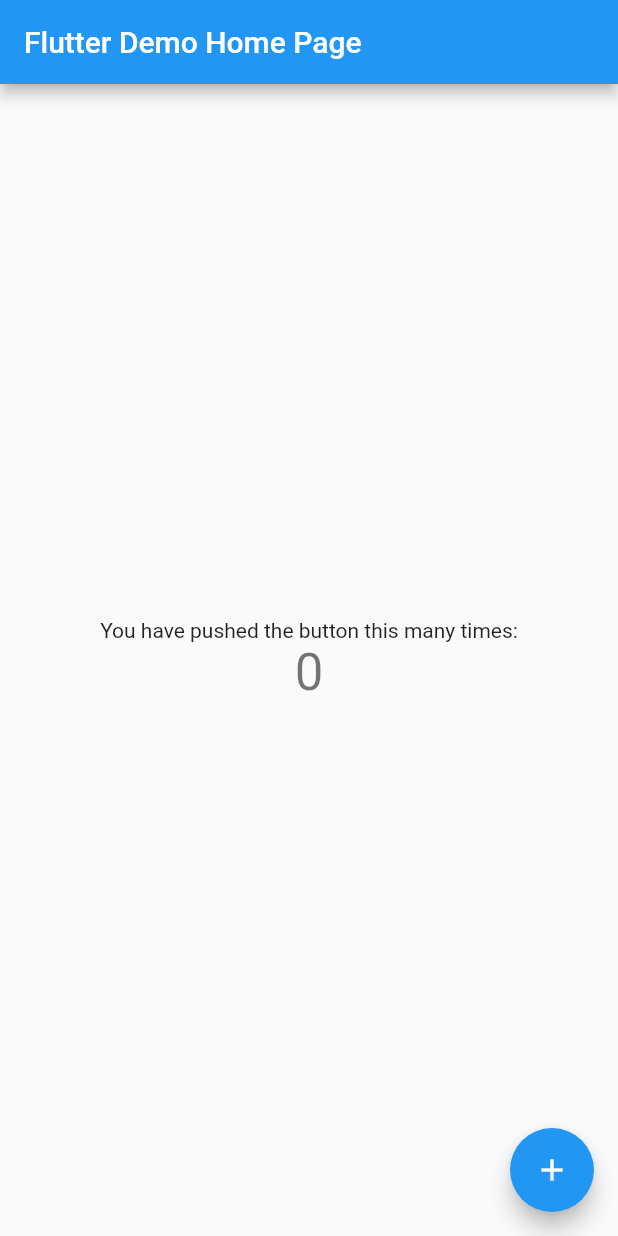
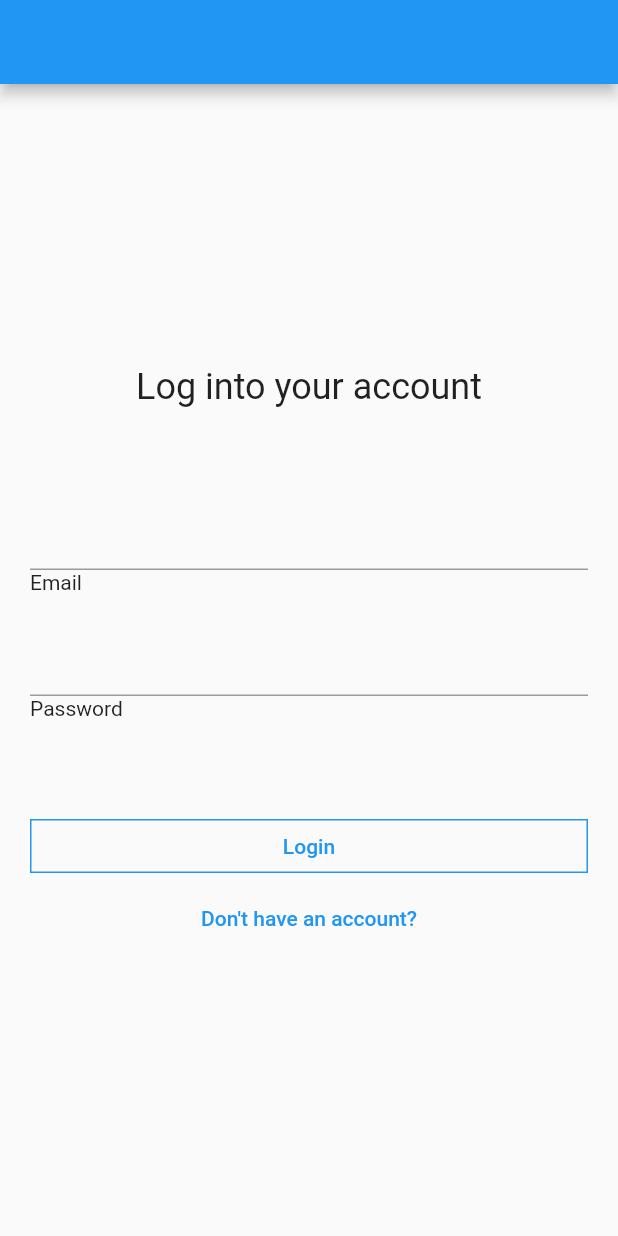
Before and after one commit to RewForeN/flutter_firebase_example, a Flutter app: the screen it shows after launch, on a phone screen of 412 x 824 dp. Run offline on Flutter 3.47's test engine with Material 2 defaults, Android fonts, the phone set to English and light mode, and no system bars; our stand-ins replace firebase_auth, firebase_core; accounts and stored records are empty.

Commit message:
Added simple login functionality

```diff
--- a/lib/main.dart
+++ b/lib/main.dart
@@ -1,115 +1,7 @@
 import 'package:flutter/material.dart';
+import 'my_app.dart';
 
-void main() {
+Future<void> main() async {
+  WidgetsFlutterBinding.ensureInitialized();
   runApp(const MyApp());
 }
-
-class MyApp extends StatelessWidget {
-  const MyApp({Key? key}) : super(key: key);
-
-  // This widget is the root of your application.
-  @override
-  Widget build(BuildContext context) {
-    return MaterialApp(
-      title: 'Flutter Demo',
-      theme: ThemeData(
-        // This is the theme of your application.
-        //
-        // Try running your application with "flutter run". You'll see the
-        // application has a blue toolbar. Then, without quitting the app, try
-        // changing the primarySwatch below to Colors.green and then invoke
-        // "hot reload" (press "r" in the console where you ran "flutter run",
-        // or simply save your changes to "hot reload" in a Flutter IDE).
-        // Notice that the counter didn't reset back to zero; the application
-        // is not restarted.
-        primarySwatch: Colors.blue,
-      ),
-      home: const MyHomePage(title: 'Flutter Demo Home Page'),
-    );
-  }
-}
-
-class MyHomePage extends StatefulWidget {
-  const MyHomePage({Key? key, required this.title}) : super(key: key);
-
-  // This widget is the home page of your application. It is stateful, meaning
-  // that it has a State object (defined below) that contains fields that affect
-  // how it looks.
-
-  // This class is the configuration for the state. It holds the values (in this
-  // case the title) provided by the parent (in this case the App widget) and
-  // used by the build method of the State. Fields in a Widget subclass are
-  // always marked "final".
-
-  final String title;
-
-  @override
-  State<MyHomePage> createState() => _MyHomePageState();
-}
-
-class _MyHomePageState extends State<MyHomePage> {
-  int _counter = 0;
-
-  void _incrementCounter() {
-    setState(() {
-      // This call to setState tells the Flutter framework that something has
-      // changed in this State, which causes it to rerun the build method below
-      // so that the display can reflect the updated values. If we changed
-      // _counter without calling setState(), then the build method would not be
-      // called again, and so nothing would appear to happen.
-      _counter++;
-    });
-  }
-
-  @override
-  Widget build(BuildContext context) {
-    // This method is rerun every time setState is called, for instance as done
-    // by the _incrementCounter method above.
-    //
-    // The Flutter framework has been optimized to make rerunning build methods
-    // fast, so that you can just rebuild anything that needs updating rather
-    // than having to individually change instances of widgets.
-    return Scaffold(
-      appBar: AppBar(
-        // Here we take the value from the MyHomePage object that was created by
-        // the App.build method, and use it to set our appbar title.
-        title: Text(widget.title),
-      ),
-      body: Center(
-        // Center is a layout widget. It takes a single child and positions it
-        // in the middle of the parent.
-        child: Column(
-          // Column is also a layout widget. It takes a list of children and
-          // arranges them vertically. By default, it sizes itself to fit its
-          // children horizontally, and tries to be as tall as its parent.
-          //
-          // Invoke "debug painting" (press "p" in the console, choose the
-          // "Toggle Debug Paint" action from the Flutter Inspector in Android
-          // Studio, or the "Toggle Debug Paint" command in Visual Studio Code)
-          // to see the wireframe for each widget.
-          //
-          // Column has various properties to control how it sizes itself and
-          // how it positions its children. Here we use mainAxisAlignment to
-          // center the children vertically; the main axis here is the vertical
-          // axis because Columns are vertical (the cross axis would be
-          // horizontal).
-          mainAxisAlignment: MainAxisAlignment.center,
-          children: <Widget>[
-            const Text(
-              'You have pushed the button this many times:',
-            ),
-            Text(
-              '$_counter',
-              style: Theme.of(context).textTheme.headline4,
-            ),
-          ],
-        ),
-      ),
-      floatingActionButton: FloatingActionButton(
-        onPressed: _incrementCounter,
-        tooltip: 'Increment',
-        child: const Icon(Icons.add),
-      ), // This trailing comma makes auto-formatting nicer for build methods.
-    );
-  }
-}
--- /dev/null
+++ b/lib/my_app.dart
@@ -0,0 +1,56 @@
+import 'package:firebase_auth/firebase_auth.dart';
+import 'package:firebase_core/firebase_core.dart';
+import 'package:flutter/material.dart';
+import 'package:flutter_firebase_example/screens/home_screen.dart';
+import 'package:flutter_firebase_example/screens/login_screen.dart';
+import 'package:flutter_firebase_example/widgets/loading.dart';
+
+class MyApp extends StatefulWidget {
+  const MyApp({Key? key}) : super(key: key);
+
+  @override
+  State<MyApp> createState() => _MyAppState();
+}
+
+class _MyAppState extends State<MyApp> {
+  bool isUserLoggedIn = false;
+
+  @override
+  Widget build(BuildContext context) {
+    return MaterialApp(
+      theme: ThemeData.light(),
+      home: FutureBuilder(
+        future: Firebase.initializeApp(),
+        builder: (context, snapshot) {
+          if (snapshot.hasError) {
+            return const Center(
+              child: Text("An error occured."),
+            );
+          } else if (snapshot.hasData) {
+            listenForAuthState();
+            if (isUserLoggedIn) {
+              return const HomeScreen();
+            } else {
+              return const LoginScreen();
+            }
+          } else {
+            return const Loading();
+          }
+        },
+      ),
+    );
+  }
+
+  // Check authentication status
+  void listenForAuthState() {
+    FirebaseAuth.instance.authStateChanges().listen((User? user) {
+      setState(() {
+        if (user == null) {
+          isUserLoggedIn = false;
+        } else {
+          isUserLoggedIn = true;
+        }
+      });
+    });
+  }
+}
--- /dev/null
+++ b/lib/screens/login_screen.dart
@@ -0,0 +1,81 @@
+import 'package:firebase_auth/firebase_auth.dart';
+import 'package:flutter/material.dart';
+import 'package:flutter_firebase_example/screens/register_screen.dart';
+
+class LoginScreen extends StatefulWidget {
+  const LoginScreen({Key? key}) : super(key: key);
+
+  @override
+  State<LoginScreen> createState() => _LoginScreenState();
+}
+
+class _LoginScreenState extends State<LoginScreen> {
+  final TextEditingController emailAddressController = TextEditingController();
+  final TextEditingController passwordController = TextEditingController();
+
+  @override
+  Widget build(BuildContext context) {
+    return Scaffold(
+      appBar: AppBar(),
+      body: Container(
+        padding: const EdgeInsets.all(20.0),
+        alignment: Alignment.center,
+        child: Form(
+          child: ListView(
+            shrinkWrap: true,
+            children: [
+              const Text(
+                "Log into your account",
+                textAlign: TextAlign.center,
+                style: TextStyle(fontSize: 24.0),
+              ),
+              const SizedBox(height: 60.0),
+              TextField(controller: emailAddressController),
+              const Text("Email"),
+              const SizedBox(height: 20.0),
+              TextField(controller: passwordController),
+              const Text("Password"),
+              const SizedBox(height: 60.0),
+              TextButton(
+                onPressed: () {
+                  AuthenticateEmailAndPassword();
+                },
+                style: ButtonStyle(
+                  shape: MaterialStateProperty.all(const RoundedRectangleBorder(side: BorderSide(color: Colors.blue))),
+                ),
+                child: const Text("Login"),
+              ),
+              TextButton(
+                onPressed: () {
+                  Navigator.push(
+                    context,
+                    MaterialPageRoute(
+                      builder: (context) => const RegisterScreen(),
+                    ),
+                  );
+                },
+                child: const Text("Don't have an account?"),
+              )
+            ],
+          ),
+        ),
+      ),
+    );
+  }
+
+  void AuthenticateEmailAndPassword() async {
+    try {
+      final credential = await FirebaseAuth.instance.signInWithEmailAndPassword(
+        email: emailAddressController.text,
+        password: passwordController.text,
+      );
+      print("User signed in!");
+    } on FirebaseAuthException catch (e) {
+      if (e.code == 'user-not-found') {
+        print('No user found for that email.');
+      } else if (e.code == 'wrong-password') {
+        print('Wrong password provided for that user.');
+      }
+    }
+  }
+}
```
Also changed, not shown: lib/screens/home_screen.dart (added, +24 -0 lines), lib/screens/register_screen.dart (added, +53 -0 lines), lib/widgets/loading.dart (added, +14 -0 lines), 1 other file.
